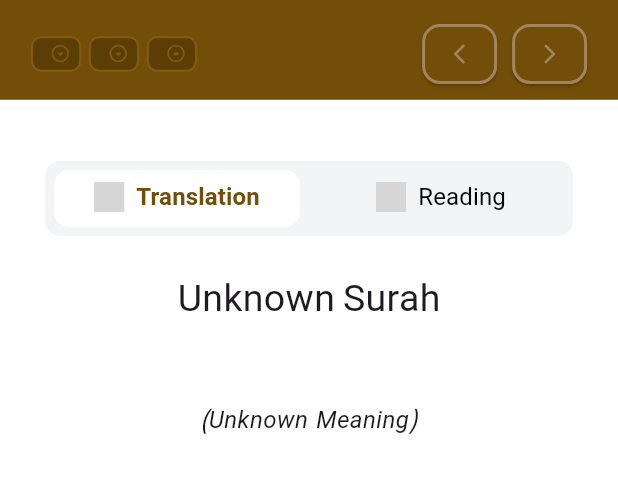
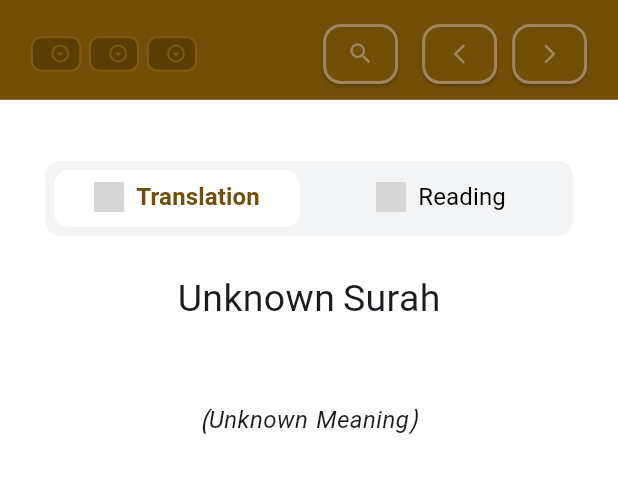
Before and after one commit to D4dx-Org/alquran_malayalam_web, a Flutter app: the DetailedSurahPage screen opened by its route, on a phone screen of 412 x 824 dp, the part 76-569 px from its top. Run offline on Flutter 3.47's test engine with Material 3 defaults, Android fonts, the phone set to English and light mode, and no system bars; drawn by our look-alikes of scrollable_positioned_list; our stand-ins replace flutter_svg, flutter_widget_from_html_core, get, google_fonts, just_audio, share_plus and 1 more; missing offline and left inert: dynamic_height_grid_view; accounts and stored records are empty; network calls fail; grey boxes are pictures that could not be loaded.

Commit message:
search bar added in inner page

```diff
--- a/lib/pages/Tabbar pages/Detailed Tabbar Pages/translation_page.dart
+++ b/lib/pages/Tabbar pages/Detailed Tabbar Pages/translation_page.dart
@@ -325,7 +325,7 @@ class _TranslationPageState extends State<TranslationPage> {
         crossAxisAlignment: CrossAxisAlignment.center,
         children: [
           Obx(
-            () => Text(
+            () => SelectableText(
               arabicWord,
               style: _settingsController.quranFontStyle.value,
               textAlign: TextAlign.center,
@@ -333,7 +333,7 @@ class _TranslationPageState extends State<TranslationPage> {
           ),
           const SizedBox(height: 4),
           Obx(
-            () => Text(
+            () => SelectableText(
               translation,
               style: TextStyle(
                 fontSize: _settingsController.translationFontSize.value,
--- a/lib/widgets/surah_bottom_row.dart
+++ b/lib/widgets/surah_bottom_row.dart
@@ -1,16 +1,18 @@
-// ignore_for_file: library_private_types_in_public_api
 
+import 'package:alquran_web/widgets/search_widget.dart';
 import 'package:flutter/material.dart';
 import 'package:get/get.dart';
 import 'package:google_fonts/google_fonts.dart';
 import 'package:alquran_web/controllers/quran_controller.dart';
+import 'package:alquran_web/controllers/search_controller.dart';
 
 class SurahBottomRow extends StatefulWidget {
   final double scaleFactor;
   final TabController tabController;
 
   const SurahBottomRow(this.scaleFactor,
-      {required this.tabController, super.key});
+      {required this.tabController, Key? key})
+      : super(key: key);
 
   @override
   _SurahBottomRowState createState() => _SurahBottomRowState();
@@ -19,20 +21,66 @@ class SurahBottomRow extends StatefulWidget {
 class _SurahBottomRowState extends State<SurahBottomRow>
     with SingleTickerProviderStateMixin {
   final _quranController = Get.find<QuranController>();
+  bool _showSearchBar = false;
+  final FocusNode _searchFocusNode = FocusNode();
+
+  bool isMobileScreen(BuildContext context) {
+    return MediaQuery.of(context).size.width < 600; // Adjust this breakpoint as needed
+  }
+
+  @override
+  void initState() {
+    super.initState();
+    _searchFocusNode.addListener(_onFocusChange);
+  }
+
+  @override
+  void dispose() {
+    _searchFocusNode.removeListener(_onFocusChange);
+    _searchFocusNode.dispose();
+    super.dispose();
+  }
+
+  void _onFocusChange() {
+    if (!_searchFocusNode.hasFocus) {
+      setState(() {
+        _showSearchBar = false;
+      });
+    }
+  }
 
   @override
   Widget build(BuildContext context) {
-    return Container(
+    bool isMobile = isMobileScreen(context);
+
+    return GestureDetector(
+      onTap: () {
+        if (_showSearchBar) {
+          _searchFocusNode.unfocus();
+        }
+      },
+      child: Container(
         color: const Color.fromRGBO(115, 78, 9, 1),
         height: 50,
         child: Row(
           mainAxisAlignment: MainAxisAlignment.spaceBetween,
           children: [
+            if (_showSearchBar && isMobile)
+              Expanded(
+                child: SearchWidget(
+                  width: MediaQuery.of(context).size.width,
+                  onSearch: (query) {
+                    // This will be handled by the SearchWidget internally
+                  },
+                  focusNode: _searchFocusNode,
+                ),
+              )
+            else ...[
+              if (!_showSearchBar || !isMobile)
                 Expanded(
                   child: Wrap(
                     spacing: 5.0,
                     children: [
-                // First Drop down box containing surah names
                       Obx(
                         () => CustomDropdown(
                           options: _quranController.surahNames,
@@ -45,8 +93,6 @@ class _SurahBottomRowState extends State<SurahBottomRow>
                           scaleFactor: widget.scaleFactor,
                         ),
                       ),
-
-                //Second Drop down box containing  ayah numbers
                       Obx(
                         () => CustomDropdown(
                           options: List.generate(
@@ -84,10 +130,49 @@ class _SurahBottomRowState extends State<SurahBottomRow>
                     ],
                   ),
                 ),
+              if (!isMobile)
+                Expanded(
+                  child: SearchWidget(
+                    width: MediaQuery.of(context).size.width * 0.7,
+                    onSearch: (query) {
+                      // This will be handled by the SearchWidget internally
+                    },
+                    focusNode: _searchFocusNode,
+                  ),
+                ),
               Expanded(
                 child: Row(
                   mainAxisAlignment: MainAxisAlignment.end,
                   children: [
+                    ElevatedButton(
+                      onPressed: () {
+                        setState(() {
+                          _showSearchBar = !_showSearchBar;
+                          if (_showSearchBar) {
+                            _searchFocusNode.requestFocus();
+                          } else {
+                            _searchFocusNode.unfocus();
+                          }
+                        });
+                      },
+                      style: ElevatedButton.styleFrom(
+                        shape: RoundedRectangleBorder(
+                          borderRadius: BorderRadius.circular(12),
+                        ),
+                        padding: const EdgeInsets.all(8),
+                        backgroundColor: const Color.fromRGBO(115, 78, 9, 1),
+                        foregroundColor: const Color.fromRGBO(162, 132, 94, 1),
+                        side: const BorderSide(
+                          color: Color.fromRGBO(162, 132, 94, 1),
+                          width: 2,
+                        ),
+                        minimumSize: const Size(50, 40),
+                      ),
+                      child: Icon(
+                        _showSearchBar ? Icons.close : Icons.search_outlined,
+                      ),
+                    ),
+                    if (!_showSearchBar || !isMobile) ...[
                       const SizedBox(width: 16),
                       ElevatedButton(
                         onPressed: () {
@@ -129,72 +214,70 @@ class _SurahBottomRowState extends State<SurahBottomRow>
                         child: const Icon(Icons.arrow_forward_ios_rounded, size: 16),
                       ),
                     ],
+                  ],
                 ),
               ),
             ],
+          ],
+        ),
       ),
     );
   }
 }
 
-class CustomDropdown extends StatefulWidget {
+// CustomDropdown widget remains unchanged
+
+class CustomDropdown extends StatelessWidget {
   final List<String> options;
   final String selectedValue;
   final ValueChanged<String?> onChanged;
   final double scaleFactor;
 
   const CustomDropdown({
-    super.key,
+    Key? key,
     required this.options,
     required this.selectedValue,
     required this.onChanged,
     required this.scaleFactor,
-  });
+  }) : super(key: key);
 
-  @override
-  _CustomDropdownState createState() => _CustomDropdownState();
-}
-
-class _CustomDropdownState extends State<CustomDropdown> {
   @override
   Widget build(BuildContext context) {
     return Container(
-      padding: EdgeInsets.symmetric(horizontal: 8 * widget.scaleFactor),
+      padding: EdgeInsets.symmetric(horizontal: 8 * scaleFactor),
       decoration: BoxDecoration(
         color: const Color.fromRGBO(92, 62, 5, 1),
         border: Border.all(
           color: const Color(0xFF825B11),
-          width: 2 * widget.scaleFactor,
+          width: 2 * scaleFactor,
         ),
-        borderRadius: BorderRadius.circular(10 * widget.scaleFactor),
+        borderRadius: BorderRadius.circular(10 * scaleFactor),
       ),
       child: DropdownButtonHideUnderline(
         child: SizedBox(
-          height: 30 * widget.scaleFactor,
+          height: 30 * scaleFactor,
           child: DropdownButton<String>(
-            value: widget.selectedValue,
+            value: selectedValue,
             icon: Padding(
-              padding: EdgeInsets.only(left: 8.0 * widget.scaleFactor),
+              padding: EdgeInsets.only(left: 8.0 * scaleFactor),
               child: Icon(
                 Icons.arrow_drop_down_circle_outlined,
                 color: const Color.fromRGBO(130, 91, 17, 1),
-                size: 20 * widget.scaleFactor,
+                size: 20 * scaleFactor,
               ),
             ),
             style: GoogleFonts.notoSansMalayalam(
               color: const Color.fromRGBO(217, 217, 217, 1),
-              fontSize: 14 * widget.scaleFactor,
+              fontSize: 14 * scaleFactor,
             ),
             dropdownColor: const Color.fromRGBO(130, 90, 17, 1),
-            items: widget.options.map<DropdownMenuItem<String>>((String value) {
+            items: options.map<DropdownMenuItem<String>>((String value) {
               return DropdownMenuItem<String>(
                 value: value,
                 child: Text(value),
               );
             }).toList(),
-            onChanged: (value) {
-              widget.onChanged(value);
-            },
+            onChanged: onChanged,
           ),
         ),
       ),
```
Also changed, not shown: lib/widgets/search_widget.dart (+17 -0 lines). Lines whose indentation alone changed are shown as unchanged.
